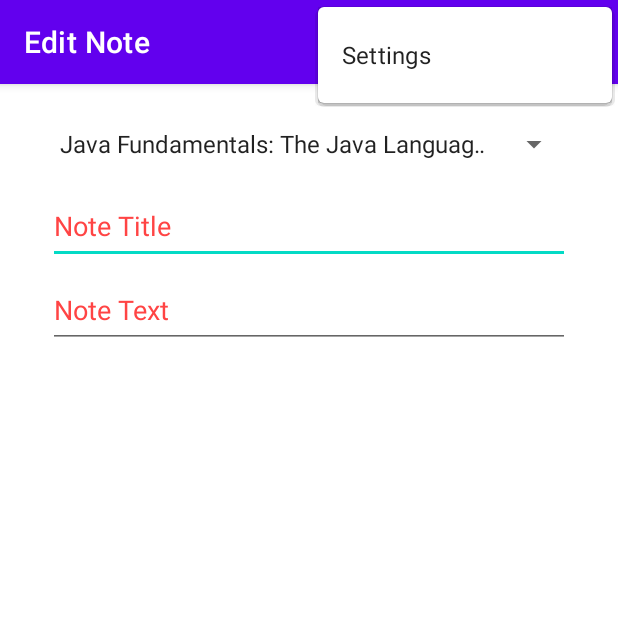
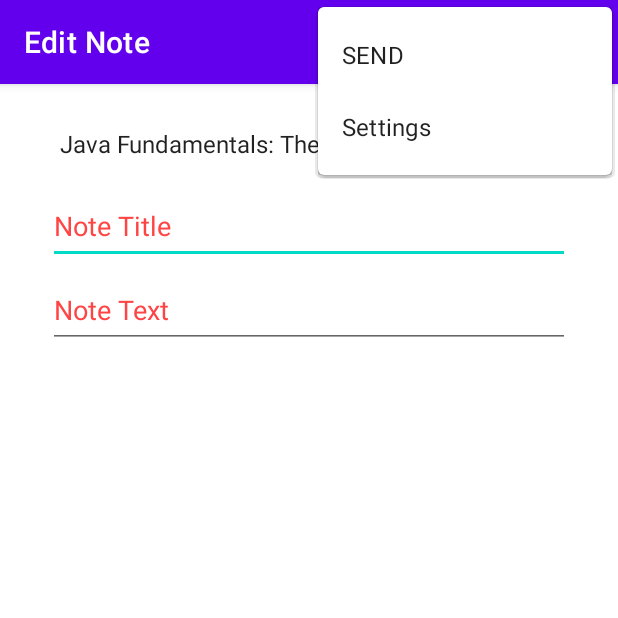
Before and after one commit to MohamedMohy9192/note-keeper, an Android app: the NoteActivity screen opened directly, with no data from a screen before it, with the options menu open, on a phone screen of 412 x 824 dp, the top half of it. Run offline under Robolectric (Android 15) with nearby library versions, the phone set to English and light mode, and no system bars.

Commit message:
Add get to gether feature to note activity

```diff
--- a/app/src/main/java/com/androideradev/www/notekeeper/DataManager.kt
+++ b/app/src/main/java/com/androideradev/www/notekeeper/DataManager.kt
@@ -22,6 +22,8 @@ object DataManager {
         }
         return noteList
     }
+
+    fun loadNote(noteId: Int) = notes[noteId]
 
     private fun idOfNote(note: NoteInfo) = notes.indexOf(note)
 
--- a/app/src/main/java/com/androideradev/www/notekeeper/NoteActivity.kt
+++ b/app/src/main/java/com/androideradev/www/notekeeper/NoteActivity.kt
@@ -124,6 +124,10 @@ class NoteActivity : AppCompatActivity() {
                 moveBack()
                 return true
             }
+            R.id.action_get_together -> {
+                noteGetTogetherHelper.sendMessage(DataManager.loadNote(notePosition))
+                true
+            }
             else -> super.onOptionsItemSelected(item)
         }
     }
--- a/app/src/main/java/com/androideradev/www/notekeeper/NoteGetTogetherHelper.kt
+++ b/app/src/main/java/com/androideradev/www/notekeeper/NoteGetTogetherHelper.kt
@@ -6,7 +6,8 @@ import androidx.lifecycle.Lifecycle
 import androidx.lifecycle.LifecycleObserver
 import androidx.lifecycle.OnLifecycleEvent
 
-class NoteGetTogetherHelper(context: Context, lifecycle: Lifecycle) : LifecycleObserver {
+class NoteGetTogetherHelper(context: Context, private val lifecycle: Lifecycle) :
+    LifecycleObserver {
 
     init {
         lifecycle.addObserver(this)
@@ -14,7 +15,7 @@ class NoteGetTogetherHelper(context: Context, lifecycle: Lifecycle) : LifecycleO
 
     var latitude = 0.0
     var longitude = 0.0
-    val tag = NoteGetTogetherHelper::class.simpleName
+    private val tag = NoteGetTogetherHelper::class.simpleName
 
     private val pseudoLocationManager = PseudoLocationManager(context) { latitude, longitude ->
         this.latitude = latitude
@@ -23,13 +24,31 @@ class NoteGetTogetherHelper(context: Context, lifecycle: Lifecycle) : LifecycleO
         Log.i(tag, "${this.latitude}, ${this.longitude}")
     }
 
+    private val pseudoMessagingManager = PseudoMessagingManager(context)
+    private var pseudoMessagingConnection: PseudoMessagingConnection? = null
+
+    fun sendMessage(note: NoteInfo) {
+        val getTogetherMessage = "$latitude|$longitude|${note.title}|${note.course?.title}"
+        pseudoMessagingConnection?.send(getTogetherMessage)
+    }
+
     @OnLifecycleEvent(Lifecycle.Event.ON_START)
     fun startEventHandler() {
         pseudoLocationManager.start()
+        pseudoMessagingManager.connect { connection ->
+            Log.d(tag, "Connection callback - Lifecycle state:${lifecycle.currentState}")
+            if (lifecycle.currentState.isAtLeast(Lifecycle.State.STARTED)) {
+                pseudoMessagingConnection = connection
+            } else {
+                connection.disconnect()
+            }
+
+        }
     }
 
     @OnLifecycleEvent(Lifecycle.Event.ON_STOP)
     fun stopEventHandle() {
         pseudoLocationManager.stop()
+        pseudoMessagingConnection?.disconnect()
     }
 }
--- /dev/null
+++ b/app/src/main/java/com/androideradev/www/notekeeper/PseudoMessagingManager.kt
@@ -0,0 +1,36 @@
+package com.androideradev.www.notekeeper
+
+import android.content.Context
+import android.os.Handler
+import android.os.Looper
+import android.util.Log
+
+class PseudoMessagingManager(private val context: Context) {
+    private val tag = this::class.simpleName
+
+    private val connectionCallbackMilliseconds = 5000L
+    private val postHandler = Handler(Looper.getMainLooper())
+
+    fun connect(connectionCallback: (PseudoMessagingConnection) -> Unit) {
+        Log.d(tag, "Initiating connection...")
+        postHandler.postDelayed(
+            {
+                Log.d(tag, "Connection established")
+                connectionCallback(PseudoMessagingConnection())
+            },
+            connectionCallbackMilliseconds
+        )
+    }
+}
+
+class PseudoMessagingConnection {
+    private val tag = this::class.simpleName
+
+    fun send(message: String) {
+        Log.d(tag, message)
+    }
+
+    fun disconnect() {
+        Log.d(tag, "Disconnected")
+    }
+}
--- a/app/src/main/res/menu/menu_main.xml
+++ b/app/src/main/res/menu/menu_main.xml
@@ -8,13 +8,17 @@
         android:title="@string/action_settings"
         app:showAsAction="never" />
     <item
+        android:id="@+id/action_back"
+        android:icon="@drawable/ic_baseline_arrow_back_24"
+        android:title="Previous"
+        app:showAsAction="ifRoom|withText" />
+    <item
         android:id="@+id/action_next"
         android:icon="@drawable/ic_arrow_forward_24"
         android:title="Next"
         app:showAsAction="ifRoom|withText" />
     <item
-        android:id="@+id/action_back"
-        android:icon="@drawable/ic_baseline_arrow_back_24"
-        android:title="Previous"
-        app:showAsAction="ifRoom|withText" />
+        android:id="@+id/action_get_together"
+        android:title="SEND"
+        app:showAsAction="ifRoom" />
 </menu>
```
